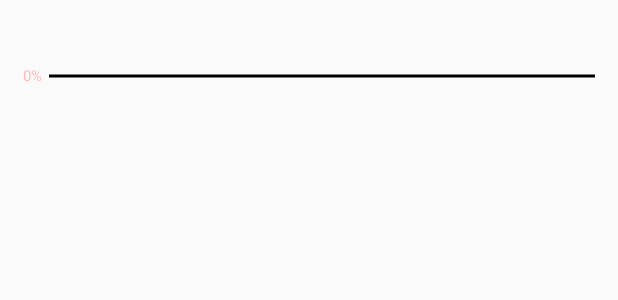
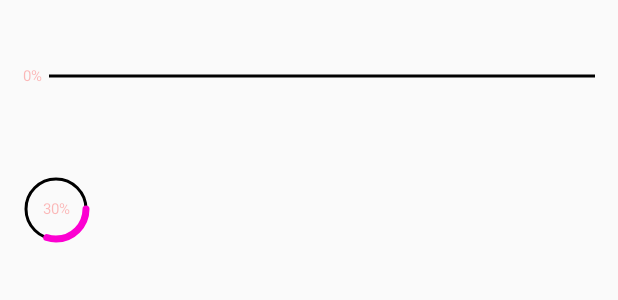
Before and after one commit to ningbaoqi/CustomView, an Android app: the layout progressbar.xml on its own in the app's theme, with its tools: preview values and no code run, on a phone screen of 412 x 824 dp. Shown: the top 300 px of the screen. Run offline under Robolectric (Android 15) with nearby library versions, the phone set to English and light mode, and no system bars.

Commit message:
圆形进度条

```diff
--- a/app/src/main/java/ningbaoqi/com/customviewother/HorizontalProgressBarActivity.java
+++ b/app/src/main/java/ningbaoqi/com/customviewother/HorizontalProgressBarActivity.java
@@ -30,11 +30,13 @@ import ningbaoqi.com.customview.R;
 public class HorizontalProgressBarActivity extends AppCompatActivity {
 
     private HorizontalProgressBarWithProgress progressBarWithProgress;
+    private RoundProgresBarWithProgress roundProgresBarWithProgress;
     private Handler handler = new Handler() {
         @Override
         public void handleMessage(Message msg) {
             int progresss = progressBarWithProgress.getProgress();
             progressBarWithProgress.setProgress(++progresss);
+            roundProgresBarWithProgress.setProgress(++progresss);
             if (progresss >= 100) {
                 handler.removeMessages(1);
             } else {
@@ -48,6 +50,7 @@ public class HorizontalProgressBarActivity extends AppCompatActivity {
         super.onCreate(savedInstanceState);
         setContentView(R.layout.progressbar);
         progressBarWithProgress = (HorizontalProgressBarWithProgress) findViewById(R.id.progress);
+        roundProgresBarWithProgress = (RoundProgresBarWithProgress) findViewById(R.id.circlebar);
         handler.sendEmptyMessage(1);
     }
 }
--- a/app/src/main/java/ningbaoqi/com/customviewother/HorizontalProgressBarWithProgress.java
+++ b/app/src/main/java/ningbaoqi/com/customviewother/HorizontalProgressBarWithProgress.java
@@ -37,15 +37,15 @@ public class HorizontalProgressBarWithProgress extends ProgressBar {
     private static final int DEFAULT_COLOR_REACH = DEFAULT_TEXT_COLOR;
     private static final int DEFAULT_HEIGTH_REACH = 2;//dp
     private static final int DEFAULT_TEXT_OFFSET = 10;//dp
-    private int mTextSize = sp2px(DEFAULT_TEXT_SIZE);
-    private int mTextColor = DEFAULT_TEXT_COLOR;
-    private int mUnReachColor = DEFAULT_COLOR_UNREACH;
-    private int mUnReachHeight = dp2px(DEFAULT_HEIGTH_UNREACH);
-    private int mReachColor = DEFAULT_COLOR_REACH;
-    private int mReachHeight = dp2px(DEFAULT_HEIGTH_REACH);
-    private int mTextOffset = dp2px(DEFAULT_TEXT_OFFSET);
-    private Paint mPaint = new Paint();
-    private int mRealWidth;
+    protected int mTextSize = sp2px(DEFAULT_TEXT_SIZE);
+    protected int mTextColor = DEFAULT_TEXT_COLOR;
+    protected int mUnReachColor = DEFAULT_COLOR_UNREACH;
+    protected int mUnReachHeight = dp2px(DEFAULT_HEIGTH_UNREACH);
+    protected int mReachColor = DEFAULT_COLOR_REACH;
+    protected int mReachHeight = dp2px(DEFAULT_HEIGTH_REACH);
+    protected int mTextOffset = dp2px(DEFAULT_TEXT_OFFSET);
+    protected Paint mPaint = new Paint();
+    protected int mRealWidth;
 
     public HorizontalProgressBarWithProgress(Context context) {
         this(context, null, 0);
@@ -105,7 +105,7 @@ public class HorizontalProgressBarWithProgress extends ProgressBar {
         return result;
     }
 
-    private int dp2px(int dpVal) {
+    protected int dp2px(int dpVal) {
         return (int) TypedValue.applyDimension(TypedValue.COMPLEX_UNIT_DIP, dpVal, getResources().getDisplayMetrics());
     }
 
--- /dev/null
+++ b/app/src/main/java/ningbaoqi/com/customviewother/RoundProgresBarWithProgress.java
@@ -0,0 +1,95 @@
+package ningbaoqi.com.customviewother;
+
+import android.content.Context;
+import android.content.res.TypedArray;
+import android.graphics.Canvas;
+import android.graphics.Paint;
+import android.graphics.RectF;
+import android.util.AttributeSet;
+
+import ningbaoqi.com.customview.R;
+
+/**
+ * =========================================
+ * <p/>
+ * 版    权: ningxiansheng
+ * <p/>
+ * 作    者: 宁宝琪
+ * <p/>
+ * 版    本:1.0
+ * <p/>
+ * 创建 时间:18-5-10
+ * <p/>
+ * 描    述:
+ * <p/>
+ * <p/>
+ * 修订 历史:
+ * <p/>
+ * =========================================
+ */
+
+public class RoundProgresBarWithProgress extends HorizontalProgressBarWithProgress {
+    private int mRadius = dp2px(30);
+    private int mMaxPaintWidth;
+
+    public RoundProgresBarWithProgress(Context context) {
+        this(context, null);
+    }
+
+    public RoundProgresBarWithProgress(Context context, AttributeSet attrs) {
+        this(context, attrs, 0);
+    }
+
+    public RoundProgresBarWithProgress(Context context, AttributeSet attrs, int defStyleAttr) {
+        super(context, attrs, defStyleAttr);
+        mReachHeight = (int) (mUnReachHeight * 2.5f);
+        TypedArray typedArray = context.obtainStyledAttributes(attrs, R.styleable.RoundProgresBarWithProgress);
+        mRadius = (int) typedArray.getDimension(R.styleable.RoundProgresBarWithProgress_radius, mRadius);
+        typedArray.recycle();
+        mPaint.setStyle(Paint.Style.STROKE);
+        mPaint.setAntiAlias(true);
+        mPaint.setDither(true);
+        mPaint.setStrokeCap(Paint.Cap.ROUND);
+    }
+
+    @Override
+    protected synchronized void onMeasure(int widthMeasureSpec, int heightMeasureSpec) {
+        mMaxPaintWidth = Math.max(mReachHeight, mUnReachHeight);
+        int expect = mRadius * 2 + mMaxPaintWidth + getPaddingRight() + getPaddingLeft();//默认四个padding一致
+        int width = resolveSize(expect, widthMeasureSpec);
+        int height = resolveSize(expect, heightMeasureSpec);
+        int readWidht = Math.min(width, height);//因为用户设置的属性可能宽度和高度不一致，所以需要拿到最小值
+        mRadius = (readWidht - getPaddingRight() - getPaddingLeft() - mMaxPaintWidth) / 2;
+        setMeasuredDimension(readWidht, readWidht);
+    }
+
+    @Override
+    protected synchronized void onDraw(Canvas canvas) {
+        String text = getProgress() + "%";
+        float textWidth = mPaint.measureText(text);
+        float textHeight = (mPaint.descent() + mPaint.ascent()) / 2;
+        canvas.save();
+        canvas.translate(getPaddingLeft() + mMaxPaintWidth / 2, getPaddingTop() + mMaxPaintWidth / 2);
+        mPaint.setStyle(Paint.Style.STROKE);
+        /**
+         * draw unreach bar
+         * */
+        mPaint.setColor(mUnReachColor);
+        mPaint.setStrokeWidth(mUnReachHeight);
+        canvas.drawCircle(mRadius, mRadius, mRadius, mPaint);
+        /**
+         *  draw reach bar
+         */
+        mPaint.setColor(mReachColor);
+        mPaint.setStrokeWidth(mReachHeight);
+        float sweepAngle = getProgress() * 1.0f / getMax() * 360;//绘制的度数
+        canvas.drawArc(new RectF(0, 0, mRadius * 2, mRadius * 2), 0, sweepAngle, false, mPaint);
+        /**
+         * draw text
+         */
+        mPaint.setColor(mTextColor);
+        mPaint.setStyle(Paint.Style.FILL);
+        canvas.drawText(text, mRadius - textWidth / 2, mRadius - textHeight, mPaint);
+        canvas.restore();
+    }
+}
--- a/app/src/main/res/layout/progressbar.xml
+++ b/app/src/main/res/layout/progressbar.xml
@@ -20,5 +20,15 @@
             ningbaoqi:progress_text_color="#44ff0000"
             ningbaoqi:progress_unreach_color="#ff000000"/>
 
+        <ningbaoqi.com.customviewother.RoundProgresBarWithProgress
+            android:id="@+id/circlebar"
+            android:layout_width="match_parent"
+            android:layout_height="wrap_content"
+            android:layout_marginTop="30dp"
+            android:padding="15dp"
+            android:progress="30"
+            ningbaoqi:progress_text_color="#44ff0000"
+            ningbaoqi:progress_unreach_color="#ff000000"
+            ningbaoqi:radius="20dp"/>
     </LinearLayout>
 </ScrollView>
--- a/app/src/main/res/values/attrs.xml
+++ b/app/src/main/res/values/attrs.xml
@@ -30,4 +30,8 @@
         <attr name="progress_text_size"></attr>
         <attr name="progress_text_offset"></attr>
     </declare-styleable>
+
+    <declare-styleable name="RoundProgresBarWithProgress">
+        <attr name="radius" format="dimension"/>
+    </declare-styleable>
 </resources>
```
Also changed, not shown: 2 other files.
